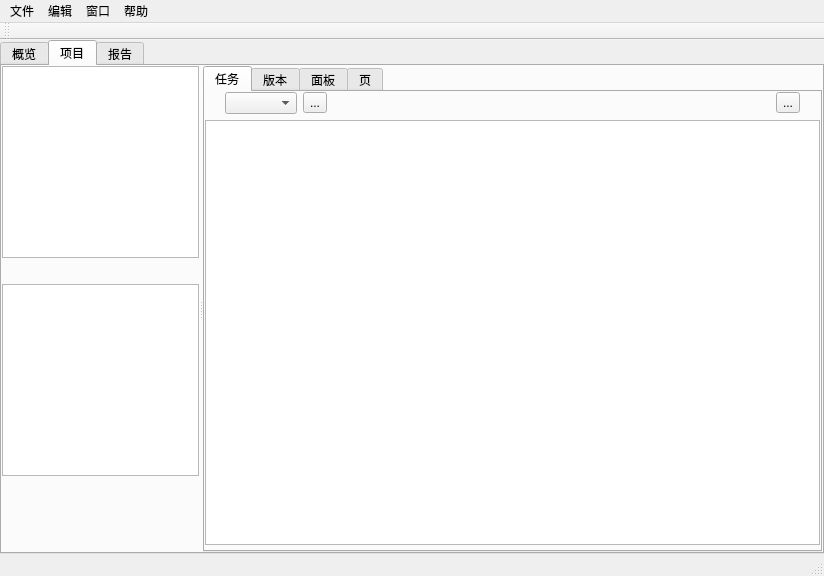
IvanYangYangXi/Anim_ProjectManage, file UI/PM_Anim_MainWin.ui: the form before one commit.
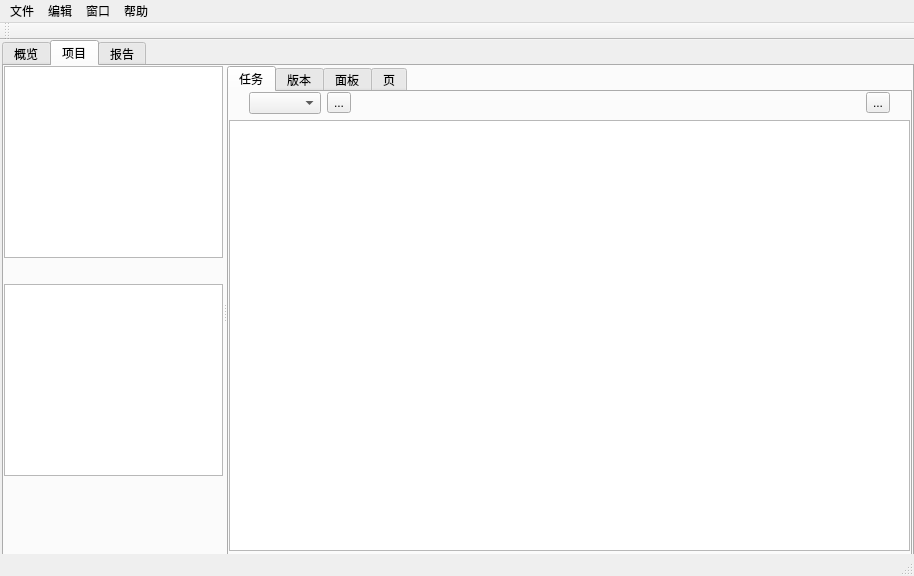
The form after the commit.

```diff
--- a/UI/PM_Anim_MainWin.ui
+++ b/UI/PM_Anim_MainWin.ui
@@ -6,7 +6,7 @@
    <rect>
     <x>0</x>
     <y>0</y>
-    <width>824</width>
+    <width>914</width>
     <height>576</height>
    </rect>
   </property>
@@ -14,24 +14,15 @@
    <string>MainWindow</string>
   </property>
   <widget class="QWidget" name="centralwidget">
-   <layout class="QHBoxLayout" name="horizontalLayout">
-    <property name="spacing">
-     <number>0</number>
-    </property>
-    <property name="leftMargin">
-     <number>0</number>
-    </property>
-    <property name="topMargin">
-     <number>0</number>
-    </property>
-    <property name="rightMargin">
-     <number>0</number>
-    </property>
-    <property name="bottomMargin">
-     <number>0</number>
-    </property>
-    <item>
      <widget class="QTabWidget" name="tabWidget">
+    <property name="geometry">
+     <rect>
+      <x>2</x>
+      <y>0</y>
+      <width>912</width>
+      <height>520</height>
+     </rect>
+    </property>
       <property name="currentIndex">
        <number>1</number>
       </property>
@@ -493,18 +484,13 @@
        </attribute>
       </widget>
      </widget>
-    </item>
-    <item>
-     <layout class="QVBoxLayout" name="verticalLayout"/>
-    </item>
-   </layout>
   </widget>
   <widget class="QMenuBar" name="menubar">
    <property name="geometry">
     <rect>
      <x>0</x>
      <y>0</y>
-     <width>824</width>
+     <width>914</width>
      <height>22</height>
     </rect>
    </property>
```
Left out of the diff: 3 changed lines with no effect on the pictures. Lines whose indentation alone changed are shown as unchanged.
